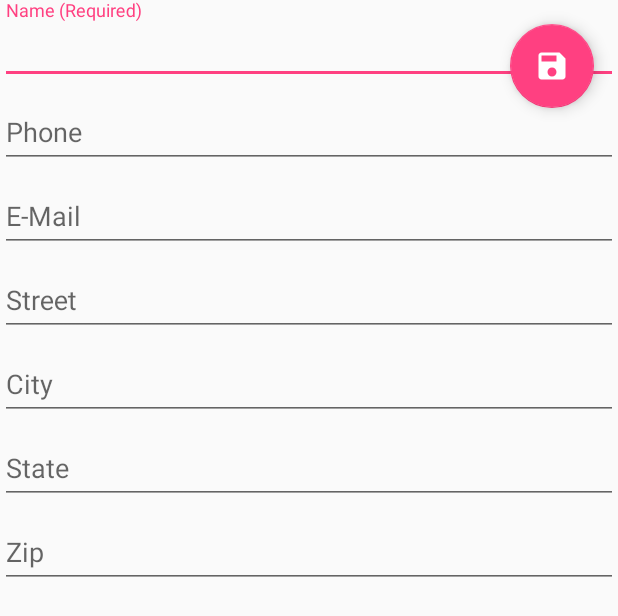
After one commit to AlekseiFalshtynskii/Android.AddressBook, an Android app: the layout fragment_add_edit.xml on its own in the app's theme, with its tools: preview values and no code run, on a phone screen of 412 x 824 dp. The commit adds this screen. Shown: the top 616 px of the screen. Run offline under Robolectric (Android 15) with nearby library versions, the phone set to English and light mode, and no system bars.

Commit message:
content view

```diff
--- a/app/src/main/java/com/example/aleksei/androidaddressbook/MainActivityFragment.java
+++ b/app/src/main/java/com/example/aleksei/androidaddressbook/ContactsFragment.java
@@ -9,14 +9,14 @@ import android.view.ViewGroup;
 /**
  * A placeholder fragment containing a simple view.
  */
-public class MainActivityFragment extends Fragment {
+public class ContactsFragment extends Fragment {
 
-    public MainActivityFragment() {
+    public ContactsFragment() {
     }
 
     @Override
     public View onCreateView(LayoutInflater inflater, ViewGroup container,
                              Bundle savedInstanceState) {
-        return inflater.inflate(R.layout.fragment_main, container, false);
+        return inflater.inflate(R.layout.fragment_contacts, container, false);
     }
 }
--- /dev/null
+++ b/app/src/main/res/drawable/ic_save_24dp.xml
@@ -0,0 +1,9 @@
+<vector xmlns:android="http://schemas.android.com/apk/res/android"
+        android:width="24dp"
+        android:height="24dp"
+        android:viewportWidth="24.0"
+        android:viewportHeight="24.0">
+    <path
+        android:fillColor="@android:color/white"
+        android:pathData="M17,3L5,3c-1.11,0 -2,0.9 -2,2v14c0,1.1 0.89,2 2,2h14c1.1,0 2,-0.9 2,-2L21,7l-4,-4zM12,19c-1.66,0 -3,-1.34 -3,-3s1.34,-3 3,-3 3,1.34 3,3 -1.34,3 -3,3zM15,9L5,9L5,5h10v4z"/>
+</vector>
--- /dev/null
+++ b/app/src/main/res/layout/fragment_add_edit.xml
@@ -0,0 +1,122 @@
+<FrameLayout xmlns:android="http://schemas.android.com/apk/res/android"
+    android:layout_width="match_parent"
+    android:layout_height="match_parent">
+
+    <ScrollView
+        android:layout_width="match_parent"
+        android:layout_height="match_parent">
+
+        <LinearLayout
+            android:layout_width="match_parent"
+            android:layout_height="wrap_content"
+            android:orientation="vertical">
+
+            <android.support.design.widget.TextInputLayout
+                android:id="@+id/nameTextInputLayout"
+                android:layout_width="match_parent"
+                android:layout_height="wrap_content">
+
+                <EditText
+                    android:id="@+id/editText"
+                    android:layout_width="match_parent"
+                    android:layout_height="wrap_content"
+                    android:hint="@string/hint_name_required"
+                    android:imeOptions="actionNext"
+                    android:inputType="textCapWords|textPersonName" />
+            </android.support.design.widget.TextInputLayout>
+
+            <android.support.design.widget.TextInputLayout
+                android:id="@+id/phoneTextInputLayout"
+                android:layout_width="match_parent"
+                android:layout_height="wrap_content">
+
+                <EditText
+                    android:id="@+id/editText2"
+                    android:layout_width="match_parent"
+                    android:layout_height="wrap_content"
+                    android:hint="@string/hint_phone"
+                    android:imeOptions="actionNext"
+                    android:inputType="phone" />
+            </android.support.design.widget.TextInputLayout>
+
+            <android.support.design.widget.TextInputLayout
+                android:id="@+id/emailTextInputLayout"
+                android:layout_width="match_parent"
+                android:layout_height="wrap_content">
+
+                <EditText
+                    android:id="@+id/editText3"
+                    android:layout_width="match_parent"
+                    android:layout_height="wrap_content"
+                    android:hint="@string/hint_email"
+                    android:imeOptions="actionNext"
+                    android:inputType="textEmailAddress" />
+            </android.support.design.widget.TextInputLayout>
+
+            <android.support.design.widget.TextInputLayout
+                android:id="@+id/streetTextInputLayout"
+                android:layout_width="match_parent"
+                android:layout_height="wrap_content">
+
+                <EditText
+                    android:id="@+id/editText4"
+                    android:layout_width="match_parent"
+                    android:layout_height="wrap_content"
+                    android:hint="@string/hint_street"
+                    android:imeOptions="actionNext"
+                    android:inputType="textCapWords|textPostalAddress" />
+            </android.support.design.widget.TextInputLayout>
+
+            <android.support.design.widget.TextInputLayout
+                android:id="@+id/cityTextInputLayout"
+                android:layout_width="match_parent"
+                android:layout_height="wrap_content">
+
+                <EditText
+                    android:id="@+id/editText5"
+                    android:layout_width="match_parent"
+                    android:layout_height="wrap_content"
+                    android:hint="@string/hint_city"
+                    android:imeOptions="actionNext"
+                    android:inputType="textCapWords|textPostalAddress" />
+            </android.support.design.widget.TextInputLayout>
+
+            <android.support.design.widget.TextInputLayout
+                android:id="@+id/stateTextInputLayout"
+                android:layout_width="match_parent"
+                android:layout_height="wrap_content">
+
+                <EditText
+                    android:id="@+id/editText6"
+                    android:layout_width="match_parent"
+                    android:layout_height="wrap_content"
+                    android:hint="@string/hint_state"
+                    android:imeOptions="actionNext"
+                    android:inputType="textPostalAddress|textCapCharacters" />
+            </android.support.design.widget.TextInputLayout>
+
+            <android.support.design.widget.TextInputLayout
+                android:id="@+id/zipTextInputLayout"
+                android:layout_width="match_parent"
+                android:layout_height="wrap_content">
+
+                <EditText
+                    android:id="@+id/editText7"
+                    android:layout_width="match_parent"
+                    android:layout_height="wrap_content"
+                    android:hint="@string/hint_zip"
+                    android:imeOptions="actionDone"
+                    android:inputType="number" />
+            </android.support.design.widget.TextInputLayout>
+        </LinearLayout>
+    </ScrollView>
+
+    <android.support.design.widget.FloatingActionButton
+        android:id="@+id/saveFloatingActionButton"
+        android:layout_width="wrap_content"
+        android:layout_height="wrap_content"
+        android:layout_gravity="top|end"
+        android:layout_margin="@dimen/fab_margin"
+        android:src="@drawable/ic_save_24dp" />
+
+</FrameLayout>
--- a/app/src/main/res/values/dimens.xml
+++ b/app/src/main/res/values/dimens.xml
@@ -1,3 +1,6 @@
 <resources>
+    <dimen name="activity_horizontal_margin">16dp</dimen>
+    <dimen name="activity_vertical_margin">16dp</dimen>
     <dimen name="fab_margin">16dp</dimen>
+    <dimen name="divider_margin">16dp</dimen>
 </resources>
```
Also changed, not shown: app/src/main/java/com/example/aleksei/androidaddressbook/MainActivity.java (+1 -36 lines), app/src/main/res/drawable/ic_add_24dp.xml (added, +9 -0 lines), app/src/main/res/drawable/ic_delete_24dp.xml (added, +9 -0 lines), app/src/main/res/drawable/ic_edit_24dp.xml (added, +9 -0 lines), app/src/main/res/drawable/textview_border.xml (added, +7 -0 lines), app/src/main/res/layout-sw700dp-land/content_main.xml (added, +33 -0 lines), app/src/main/res/layout/activity_main.xml (+1 -8 lines), app/src/main/res/layout/content_main.xml (+7 -4 lines), app/src/main/res/layout/fragment_contacts.xml (added, +17 -0 lines), app/src/main/res/layout/fragment_details.xml (added, +131 -0 lines), app/src/main/res/layout/fragment_main.xml (deleted, +0 -19 lines), app/src/main/res/menu/fragment_details_menu.xml (added, +18 -0 lines), app/src/main/res/menu/menu_main.xml (deleted, +0 -10 lines), app/src/main/res/values/strings.xml (+30 -2 lines), 1 more files, 1 other file.
